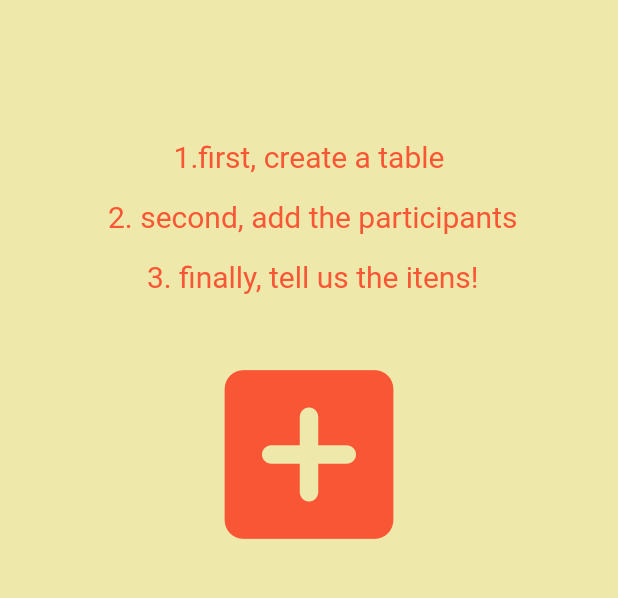
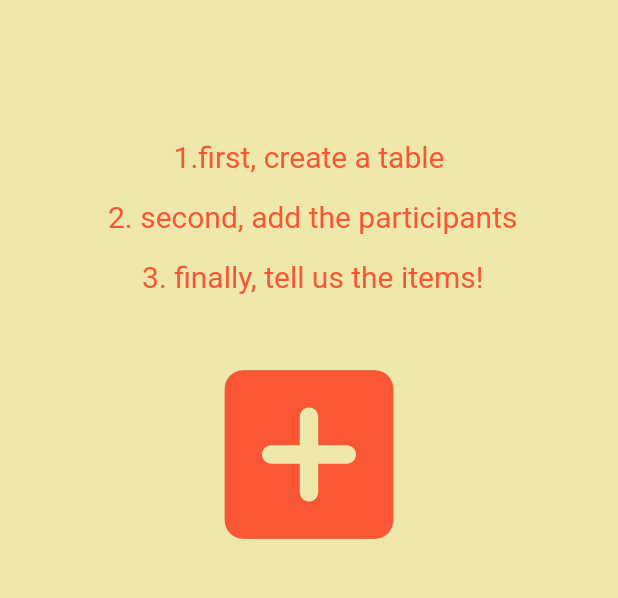
Before and after one commit to NikolasRR/bartab-flutter, a Flutter app: the screen it shows after launch, on a phone screen of 412 x 824 dp, the part 281-879 px from its top. Run offline on Flutter 3.47's test engine with Material 2 defaults, Android fonts, the phone set to English and light mode, and no system bars; our stand-ins replace flutter_bloc.

Commit message:
todays work

```diff
--- /dev/null
+++ b/lib/components/header.dart
@@ -0,0 +1,16 @@
+import 'package:flutter/material.dart';
+
+class Header extends StatelessWidget {
+  const Header({Key? key}) : super(key: key);
+
+  @override
+  Widget build(BuildContext context) {
+    return AppBar(
+      backgroundColor: const Color.fromRGBO(139, 69, 19, 1),
+      title: const Text("BarTab",
+          style:
+              TextStyle(color: Color.fromRGBO(255, 215, 0, 1), fontSize: 40)),
+      centerTitle: true,
+    );
+  }
+}
--- a/lib/main.dart
+++ b/lib/main.dart
@@ -1,6 +1,6 @@
 import 'package:flutter/material.dart';
-import 'package:flutter/widgets.dart';
 import 'package:flutter_bloc/flutter_bloc.dart';
+import 'package:bar_tab/screens/home.dart';
 
 void main() {
   runApp(const MyApp());
@@ -16,72 +16,3 @@ class MyApp extends StatelessWidget {
     );
   }
 }
-
-class Header extends StatelessWidget {
-  const Header({Key? key}) : super(key: key);
-
-  @override
-  Widget build(BuildContext context) {
-    return AppBar(
-      backgroundColor: const Color.fromRGBO(139, 69, 19, 1),
-      title: const Text("BarTab",
-          style:
-              TextStyle(color: Color.fromRGBO(255, 215, 0, 1), fontSize: 40)),
-      centerTitle: true,
-    );
-  }
-}
-
-class HomePage extends StatelessWidget {
-  const HomePage({Key? key}) : super(key: key);
-
-  @override
-  Widget build(BuildContext context) {
-    return Scaffold(
-      backgroundColor: const Color.fromRGBO(238, 232, 170, 1),
-      body: Column(
-        mainAxisAlignment: MainAxisAlignment.start,
-        children: const <Widget>[
-          Header(),
-          SizedBox(height: 30,),
-          Text(
-            "Welcome to BarTab",
-            style: TextStyle(
-              fontSize: 30,
-              color: Color.fromRGBO(249, 86, 54, 1),
-            ),
-          ),
-          SizedBox(height: 20),
-          Text(
-            "The app to help divide the bar tab with your friends!",
-            style: TextStyle(
-              fontSize: 20,
-              color: Color.fromRGBO(249, 86, 54, 1),
-            ),
-            textAlign: TextAlign.center,
-          ),
-          SizedBox(height: 80),
-
-          Text(
-            "1.first, create a table \n 2. second, add the participants \n 3. finally, tell us the itens!",
-            style: TextStyle(
-              height: 2,
-              fontSize: 20,
-              color: Color.fromRGBO(249, 86, 54, 1),
-            ),
-            textAlign: TextAlign.center,
-          ),
-          SizedBox(height: 20,),
-          IconButton(
-            onPressed: null,
-            icon: Icon(
-              Icons.add_box_rounded,
-              color: Color.fromRGBO(249, 86, 54, 1),
-            ),
-            iconSize: 150,
-          )
-        ],
-      ),
-    );
-  }
-}
--- /dev/null
+++ b/lib/screens/home.dart
@@ -0,0 +1,62 @@
+import 'package:flutter/material.dart';
+import 'package:bar_tab/screens/participants.dart';
+import 'package:bar_tab/components/header.dart';
+
+class HomePage extends StatelessWidget {
+  const HomePage({Key? key}) : super(key: key);
+
+  @override
+  Widget build(BuildContext context) {
+    return Scaffold(
+      backgroundColor: const Color.fromRGBO(238, 232, 170, 1),
+      body: Column(
+        mainAxisAlignment: MainAxisAlignment.start,
+        children: <Widget>[
+          const Header(),
+          const SizedBox(height: 30,),
+          const Text(
+            "Welcome to BarTab",
+            style: TextStyle(
+              fontSize: 30,
+              color: Color.fromRGBO(249, 86, 54, 1),
+            ),
+          ),
+          const SizedBox(height: 20),
+          const Text(
+            "The app to help divide the bar tab with your friends!",
+            style: TextStyle(
+              fontSize: 20,
+              color: Color.fromRGBO(249, 86, 54, 1),
+            ),
+            textAlign: TextAlign.center,
+          ),
+          const SizedBox(height: 80),
+
+          const Text(
+            "1.first, create a table \n 2. second, add the participants \n 3. finally, tell us the items!",
+            style: TextStyle(
+              height: 2,
+              fontSize: 20,
+              color: Color.fromRGBO(249, 86, 54, 1),
+            ),
+            textAlign: TextAlign.center,
+          ),
+          const SizedBox(height: 20,),
+          IconButton(
+            onPressed: () {
+              Navigator.push(
+                context,
+                MaterialPageRoute(builder: (context) => ParticipantsPage()),
+              );
+            },
+            icon: const Icon(
+              Icons.add_box_rounded,
+              color: Color.fromRGBO(249, 86, 54, 1),
+            ),
+            iconSize: 150,
+          )
+        ],
+      ),
+    );
+  }
+}
```
Also changed, not shown: lib/components/participant.dart (added, +20 -0 lines), lib/screens/participants.dart (added, +104 -0 lines), lib/screens/items.dart (added), lib/screens/tab.dart (added), pubspec.lock.
